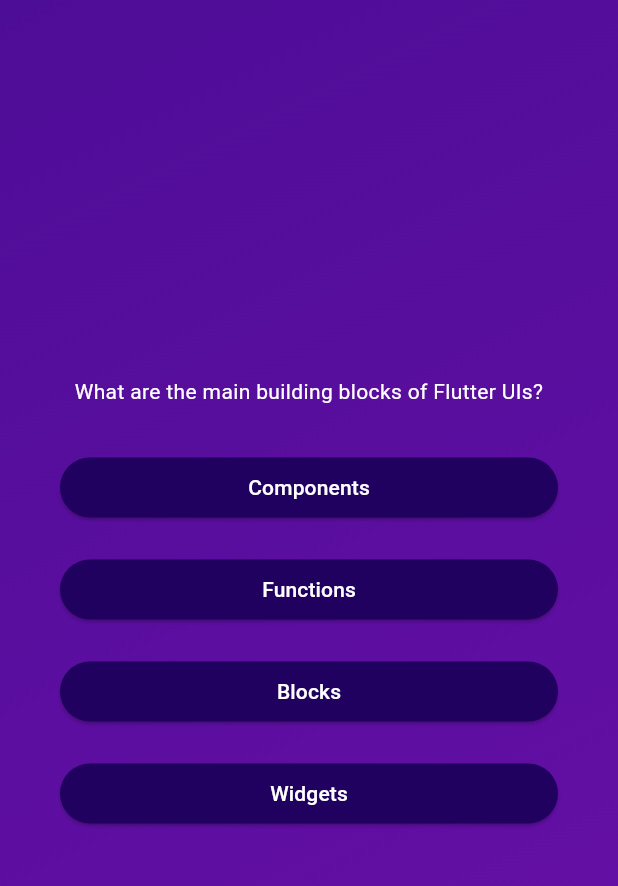
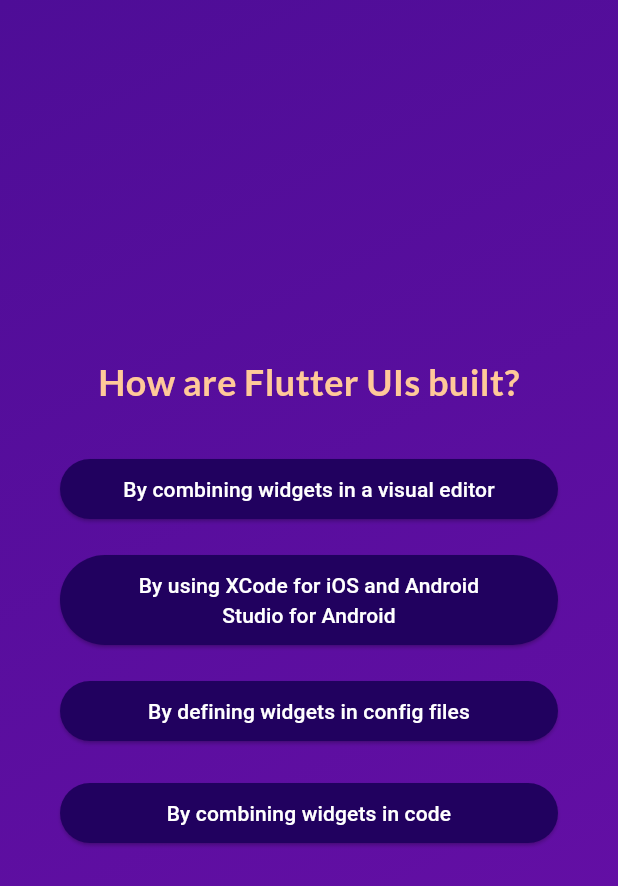
Before and after one commit to anastasiiaShtepa/flutter-quiz, a Flutter app: the screen it shows after launch, after a tap on "Start Quiz", after a tap on "Components", on a phone screen of 412 x 824 dp. Shown: the top 886 px of the screen. Run offline on Flutter 3.47's test engine with Material 3 defaults, Android fonts, the phone set to English and light mode, and no system bars; our stand-ins replace google_fonts.

Commit message:
connected answers lift

```diff
--- a/lib/answer_button.dart
+++ b/lib/answer_button.dart
@@ -24,7 +24,7 @@ class AnswerButton extends StatelessWidget {
             borderRadius: BorderRadius.circular(40),
           ),
         ),
-        child: Text(answerText),
+        child: Text(answerText, textAlign: TextAlign.center,),
       ),
     );
   }
--- a/lib/questions_screen.dart
+++ b/lib/questions_screen.dart
@@ -1,9 +1,15 @@
 import 'package:flutter/material.dart';
 import 'package:flutter_application_1/answer_button.dart';
 import 'package:flutter_application_1/data/questions.dart';
+import 'package:google_fonts/google_fonts.dart';
 
 class QuestionsScreen extends StatefulWidget {
-  const QuestionsScreen({super.key});
+  const QuestionsScreen({super.key, required this.onSelectAnswer});
+
+final void Function(String answer) onSelectAnswer;
+
+
+
   @override
   State<QuestionsScreen> createState() {
     return _QuestionsScreenState();
@@ -11,9 +17,21 @@ class QuestionsScreen extends StatefulWidget {
 }
 
 class _QuestionsScreenState extends State<QuestionsScreen> {
+  var currentQuestionIndex = 0;
+
+  void answerQuestion(String selectedAnswer) {
+    widget.onSelectAnswer(selectedAnswer);
+    setState(() {
+      currentQuestionIndex++;
+    });
+  }
+
+
+
+
   @override
   Widget build(context) {
-    final currentQuestion = questions[0];
+    final currentQuestion = questions[currentQuestionIndex];
 
     return SizedBox(
         width: double.infinity,
@@ -25,12 +43,14 @@ class _QuestionsScreenState extends State<QuestionsScreen> {
             children: [
               Text(
                 currentQuestion.text,
-                style: const TextStyle(color: Colors.white),
+                style: GoogleFonts.lato(color: const Color.fromRGBO(255, 201, 153, 251), fontSize: 24, fontWeight: FontWeight.bold),
                 textAlign: TextAlign.center,
               ),
               const SizedBox(height: 30),
               ...currentQuestion.getShuffledAnswers().map((item) {
-                return AnswerButton(answerText: item, onTap: () {});
+                return AnswerButton(answerText: item, onTap: (){
+                  answerQuestion(item);
+                });
               })
             ],
           ),
--- a/lib/quiz.dart
+++ b/lib/quiz.dart
@@ -11,6 +11,8 @@ class Quiz extends StatefulWidget {
 }
 
 class _QuizState extends State<Quiz> {
+  final List<String> selectedAnswers = [];
+
   var activeScreen = 'start-screen';
 
   void switchScreen() {
@@ -19,12 +21,16 @@ class _QuizState extends State<Quiz> {
     });
   }
 
+  void chooseAnswer(String answer) {
+    selectedAnswers.add(answer);
+  }
+
   @override
   Widget build(context) {
     Widget screenWidget = StartScreen(switchScreen);
-       if(activeScreen == 'questions-screen'){
-        screenWidget = const QuestionsScreen();
-       }
+    if (activeScreen == 'questions-screen') {
+      screenWidget = QuestionsScreen(onSelectAnswer: chooseAnswer);
+    }
     return MaterialApp(
       home: Scaffold(
         body: Container(
--- a/lib/start_screen.dart
+++ b/lib/start_screen.dart
@@ -1,4 +1,5 @@
 import 'package:flutter/material.dart';
+import 'package:google_fonts/google_fonts.dart';
 
 class StartScreen extends StatelessWidget {
   const StartScreen(this.startQuiz, {super.key});
@@ -20,9 +21,9 @@ class StartScreen extends StatelessWidget {
             ),
           ),
           const SizedBox(height: 80),
-          const Text('Learn Flutter the fun way!',
-              style: TextStyle(
-                  color: Color.fromARGB(255, 237, 223, 252), fontSize: 24)),
+          Text('Learn Flutter the fun way!',
+              style: GoogleFonts.lato(
+                  color: const Color.fromARGB(255, 237, 223, 252), fontSize: 24)),
           const SizedBox(height: 30),
           OutlinedButton.icon(
               onPressed: startQuiz,
--- a/pubspec.yaml
+++ b/pubspec.yaml
@@ -35,6 +35,7 @@ dependencies:
   # The following adds the Cupertino Icons font to your application.
   # Use with the CupertinoIcons class for iOS style icons.
   cupertino_icons: ^1.0.8
+  google_fonts: ^6.2.1
 
 dev_dependencies:
   flutter_test:
```
